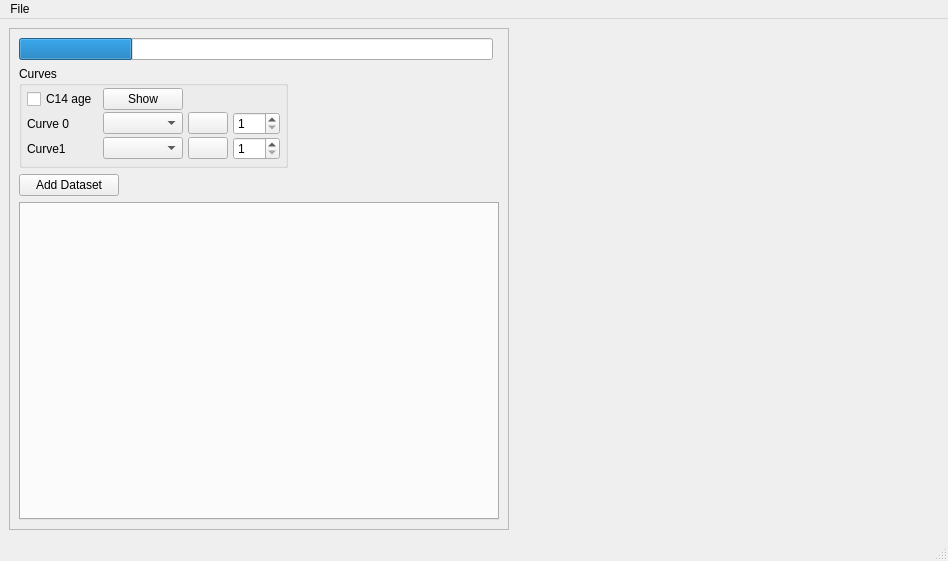
Before: the Qt Designer form Library/UIFiles/MainWindow.ui in Theserich/Wigglematcher, drawn with Qt 5.
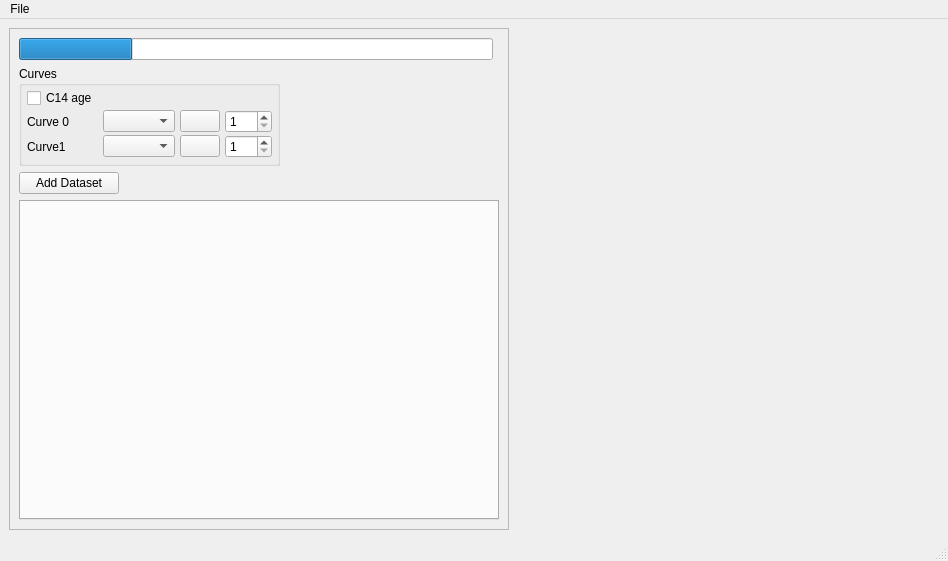
After: the same form once the commit is applied. Custom widgets are drawn as their Qt base class.

Patch:
```diff
--- a/Library/UIFiles/MainWindow.ui
+++ b/Library/UIFiles/MainWindow.ui
@@ -100,13 +100,6 @@
              </property>
             </widget>
            </item>
-           <item row="0" column="1">
-            <widget class="QPushButton" name="showButton">
-             <property name="text">
-              <string>Show</string>
-             </property>
-            </widget>
-           </item>
            <item row="3" column="3">
             <widget class="QPushButton" name="colorbutton1">
              <property name="text">
```
